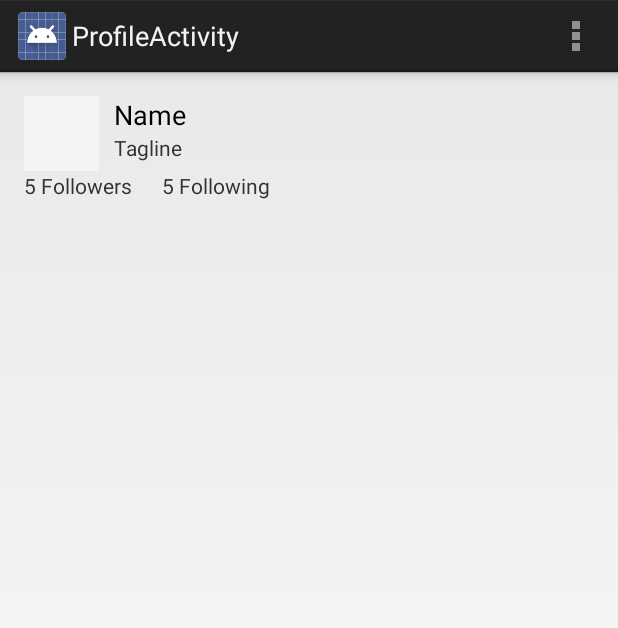
After one commit to carl/TwitterApp, an Android app: the ProfileActivity screen opened directly, with no data from a screen before it, on a phone screen of 412 x 824 dp. The commit adds this screen. Shown: the top 628 px of the screen. Run offline under Robolectric (Android 15) with nearby library versions, the phone set to English and light mode, and no system bars; 2 statements that could not run were skipped.

Commit message:
show user profile

```diff
--- a/app/src/main/AndroidManifest.xml
+++ b/app/src/main/AndroidManifest.xml
@@ -51,6 +51,10 @@
             android:name="com.carljackson.twitterapp.ComposeTweetActivity"
             android:label="@string/title_activity_compose_tweet" >
         </activity>
+        <activity
+            android:name="com.carljackson.twitterapp.ProfileActivity"
+            android:label="@string/title_activity_profile" >
+        </activity>
     </application>
 
 </manifest>
--- /dev/null
+++ b/app/src/main/java/com/carljackson/twitterapp/ProfileActivity.java
@@ -0,0 +1,79 @@
+package com.carljackson.twitterapp;
+
+import android.app.Activity;
+import android.os.Bundle;
+import android.support.v4.app.FragmentActivity;
+import android.util.Log;
+import android.view.Menu;
+import android.view.MenuItem;
+import android.widget.ImageView;
+import android.widget.TextView;
+
+import com.carljackson.twitterapp.models.User;
+import com.loopj.android.http.JsonHttpResponseHandler;
+import com.nostra13.universalimageloader.core.ImageLoader;
+
+import org.json.JSONObject;
+
+
+public class ProfileActivity extends FragmentActivity {
+
+    @Override
+    protected void onCreate(Bundle savedInstanceState) {
+        super.onCreate(savedInstanceState);
+        setContentView(R.layout.activity_profile);
+        loadProfile();
+    }
+
+
+    @Override
+    public boolean onCreateOptionsMenu(Menu menu) {
+
+        // Inflate the menu; this adds items to the action bar if it is present.
+        getMenuInflater().inflate(R.menu.profile, menu);
+        return true;
+    }
+
+    @Override
+    public boolean onOptionsItemSelected(MenuItem item) {
+        // Handle action bar item clicks here. The action bar will
+        // automatically handle clicks on the Home/Up button, so long
+        // as you specify a parent activity in AndroidManifest.xml.
+        int id = item.getItemId();
+        if (id == R.id.action_settings) {
+            return true;
+        }
+        return super.onOptionsItemSelected(item);
+    }
+
+    protected void loadProfile() {
+        TwitterClientApp.getRestClient().getMyInfo(new JsonHttpResponseHandler() {
+            @Override
+            public void onSuccess(JSONObject json) {
+                User user = User.fromJson(json);
+                getActionBar().setTitle("@" + user.getScreenName());
+                populateProfileHeader(user);
+                super.onSuccess(json);
+            }
+
+            @Override
+            public void onFailure(Throwable throwable, String s) {
+                Log.d("DEBUG", throwable.toString());
+                super.onFailure(throwable, s);
+            }
+        });
+    }
+
+    private void populateProfileHeader(User user) {
+        TextView tvName = (TextView) findViewById(R.id.tvName);
+        TextView tvTagline = (TextView) findViewById(R.id.tvTagline);
+        TextView tvFollowers = (TextView) findViewById(R.id.tvFollowers);
+        TextView tvFollowing = (TextView) findViewById(R.id.tvFollowing);
+        ImageView ivProfileImage = (ImageView) findViewById(R.id.ivProfileImage);
+        tvName.setText(user.getName());
+        tvTagline.setText(user.getTagline());
+        tvFollowers.setText(user.getFollowersCount() + " Followers");
+        tvFollowing.setText(user.getFriendsCount() + " Following");
+        ImageLoader.getInstance().displayImage(user.getProfileImageUrl(), ivProfileImage);
+    }
+}
--- /dev/null
+++ b/app/src/main/java/com/carljackson/twitterapp/fragments/UserTimelineFragment.java
@@ -0,0 +1,31 @@
+package com.carljackson.twitterapp.fragments;
+
+import android.os.Bundle;
+import android.util.Log;
+
+import com.carljackson.twitterapp.TwitterClientApp;
+import com.carljackson.twitterapp.models.Tweet;
+import com.loopj.android.http.JsonHttpResponseHandler;
+
+import org.json.JSONArray;
+
+public class UserTimelineFragment extends TweetsListFragment {
+    public void onCreate(Bundle savedInstanceState) {
+        super.onCreate(savedInstanceState);
+        loadMoreTweets(0);
+    }
+
+    protected void loadMoreTweets(long maxId) {
+        TwitterClientApp.getRestClient().getUserTimeline(maxId, new JsonHttpResponseHandler() {
+            @Override
+            public void onSuccess(JSONArray jsonTweets) {
+                getAdapter().addAll(Tweet.fromJson(jsonTweets));
+            }
+
+            @Override
+            public void onFailure(Throwable throwable) {
+                Log.d("DEBUG", throwable.toString());
+            }
+        });
+    }
+}
--- /dev/null
+++ b/app/src/main/res/layout/activity_profile.xml
@@ -0,0 +1,82 @@
+<RelativeLayout xmlns:android="http://schemas.android.com/apk/res/android"
+    xmlns:tools="http://schemas.android.com/tools"
+    android:layout_width="match_parent"
+    android:layout_height="match_parent"
+    android:paddingBottom="@dimen/activity_vertical_margin"
+    android:paddingLeft="@dimen/activity_horizontal_margin"
+    android:paddingRight="@dimen/activity_horizontal_margin"
+    android:paddingTop="@dimen/activity_vertical_margin"
+    tools:context="com.carljackson.twitterapp.ProfileActivity">
+
+    <RelativeLayout
+        android:id="@+id/rlHeader"
+        android:layout_width="wrap_content"
+        android:layout_height="wrap_content"
+        android:layout_alignParentLeft="true"
+        android:layout_alignParentTop="true">
+
+        <ImageView
+            android:id="@+id/ivProfileImage"
+            android:layout_width="50dp"
+            android:layout_height="50dp"
+            android:layout_alignParentLeft="true"
+            android:layout_alignParentTop="true"
+            android:layout_marginRight="10dp"
+            android:src="@android:drawable/screen_background_light_transparent" />
+
+        <TextView
+            android:id="@+id/tvName"
+            android:layout_width="wrap_content"
+            android:layout_height="wrap_content"
+            android:layout_toRightOf="@+id/ivProfileImage"
+            android:text="Name"
+            android:textAppearance="?android:attr/textAppearanceMedium" />
+
+        <TextView
+            android:id="@+id/tvTagline"
+            android:layout_width="wrap_content"
+            android:layout_height="wrap_content"
+            android:layout_below="@+id/tvName"
+            android:layout_toRightOf="@+id/ivProfileImage"
+            android:text="Tagline"
+            android:textAppearance="?android:attr/textAppearanceSmall" />
+
+    </RelativeLayout>
+
+    <LinearLayout
+        android:id="@+id/llCounts"
+        android:layout_width="wrap_content"
+        android:layout_height="wrap_content"
+        android:layout_below="@+id/rlHeader"
+        android:layout_marginBottom="10dp"
+        android:orientation="horizontal">
+
+        <TextView
+            android:id="@+id/tvFollowers"
+            android:layout_width="wrap_content"
+            android:layout_height="wrap_content"
+            android:text="5 Followers"/>
+
+        <TextView
+            android:id="@+id/tvFollowing"
+            android:layout_width="wrap_content"
+            android:layout_height="wrap_content"
+            android:layout_marginLeft="20dp"
+            android:text="5 Following"/>
+
+    </LinearLayout>
+
+    <fragment
+        android:id="@+id/fragmentUserTimeline"
+        android:name="com.carljackson.twitterapp.fragments.UserTimelineFragment"
+        android:layout_width="wrap_content"
+        android:layout_height="wrap_content"
+        android:layout_alignParentLeft="true"
+        tools:layout="@layout/fragment_tweets_list"
+        android:layout_below="@+id/llCounts" />
+
+
+    android:layout_marginRight="255dp" />
+
+
+</RelativeLayout>
--- /dev/null
+++ b/app/src/main/res/menu/profile.xml
@@ -0,0 +1,9 @@
+<menu xmlns:android="http://schemas.android.com/apk/res/android"
+    xmlns:tools="http://schemas.android.com/tools"
+    tools:context="com.carljackson.twitterapp.ProfileActivity" >
+
+    <item android:id="@+id/action_settings"
+        android:title="@string/action_settings"
+        android:orderInCategory="100"
+        android:showAsAction="never" />
+</menu>
--- a/app/src/main/res/menu/timeline.xml
+++ b/app/src/main/res/menu/timeline.xml
@@ -6,4 +6,10 @@
         android:title="@string/action_compose"
         android:showAsAction="ifRoom"/>
 
+    <item
+        android:id="@+id/action_profile"
+        android:icon="@drawable/ic_profile"
+        android:title="@string/action_profile"
+        android:showAsAction="ifRoom"/>
+
 </menu>
--- a/app/src/main/res/values/strings.xml
+++ b/app/src/main/res/values/strings.xml
@@ -5,10 +5,12 @@
     <string name="login_label">Log in</string>
     <string name="title_activity_timeline">Home</string>
     <string name="action_compose">Compose</string>
+    <string name="action_profile">Profile</string>
     <string name="title_activity_compose_tweet">Tweet</string>
     <string name="hello_world">Hello world!</string>
     <string name="action_settings">Settings</string>
     <string name="compose_tweet_hint">What\'s happening?</string>
     <string name="tweet">Tweet</string>
+    <string name="title_activity_profile">ProfileActivity</string>
 
 </resources>
```
Also changed, not shown: app/src/main/java/com/carljackson/twitterapp/TimelineActivity.java (+7 -0 lines), app/src/main/java/com/carljackson/twitterapp/TwitterClient.java (+13 -0 lines), app/src/main/java/com/carljackson/twitterapp/models/User.java (+8 -1 lines).
